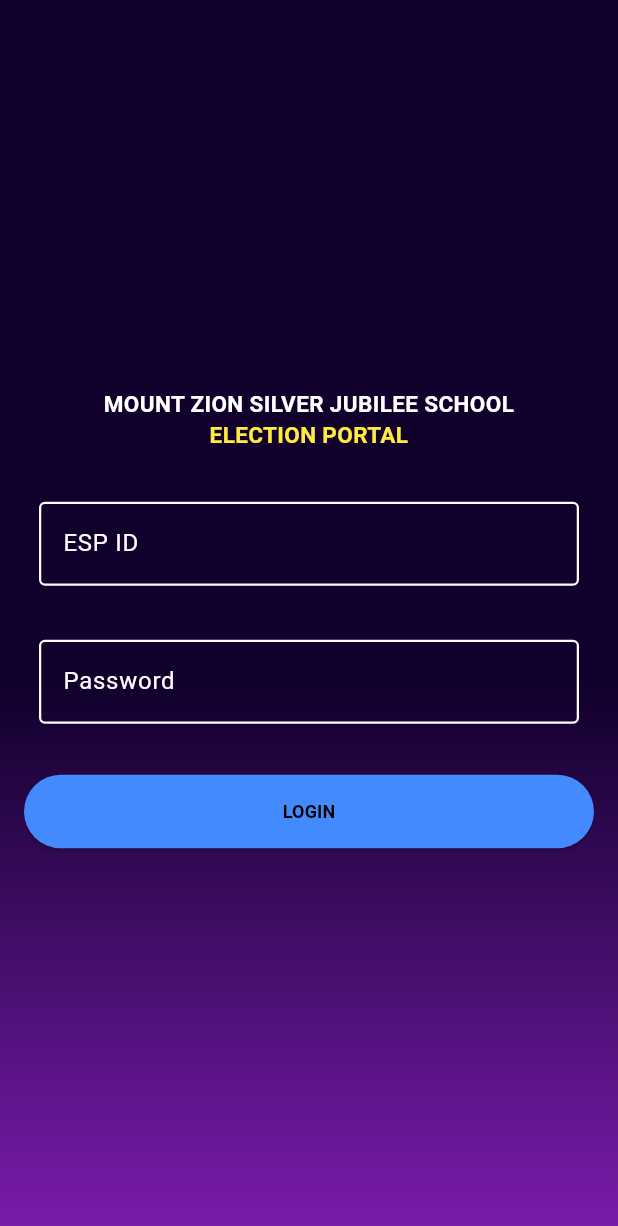
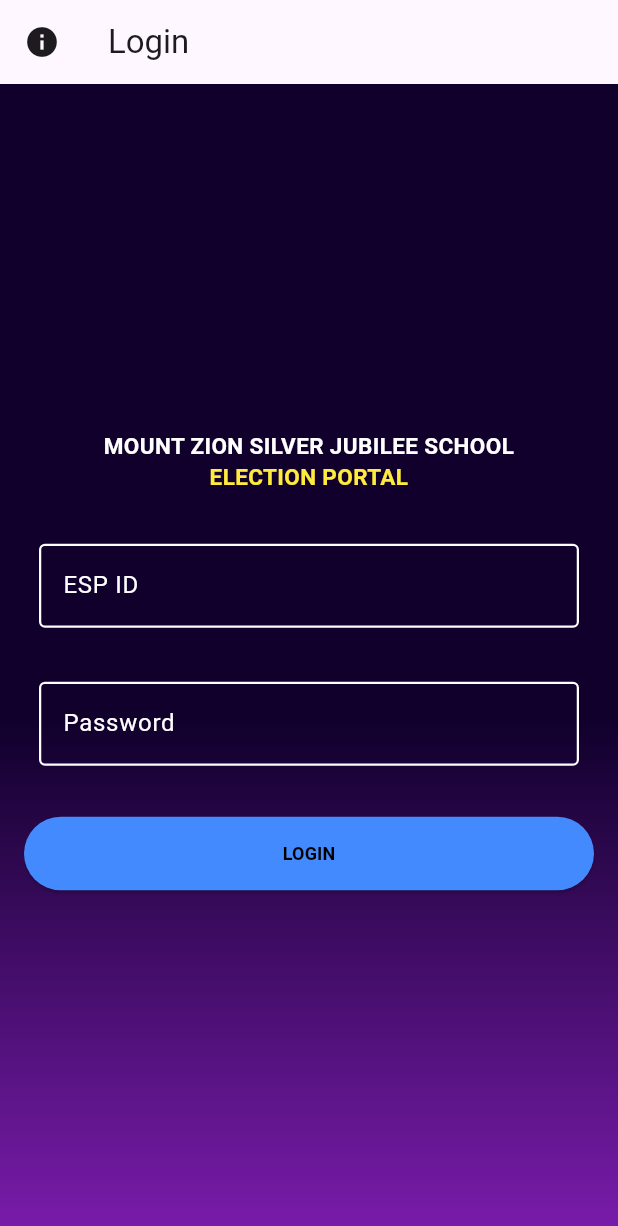
Before and after one commit to Rayan1117/smart_evm, a Flutter app: the screen it shows after launch, on a phone screen of 412 x 824 dp. Shown: the top 1226 px of the screen. Run offline on Flutter 3.47's test engine with Material 3 defaults, Android fonts, the phone set to English and light mode, and no system bars; our stand-ins replace firebase_core, firebase_database, fl_chart, shared_preferences; accounts and stored records are empty.

Commit message:
implemented user manual

```diff
--- a/lib/login_page/login_page.dart
+++ b/lib/login_page/login_page.dart
@@ -2,6 +2,7 @@ import 'package:flutter/material.dart';
 import 'package:firebase_database/firebase_database.dart';
 import 'package:shared_preferences/shared_preferences.dart';
 import 'package:smart_evm/home_page/home_page.dart';
+import 'package:smart_evm/manual/info.dart';
 
 class LoginPage extends StatefulWidget {
   const LoginPage({super.key});
@@ -29,7 +30,8 @@ class _LoginPageState extends State<LoginPage> {
       String espId = prefs.getString('espId') ?? '';
       Navigator.pushReplacement(
         context,
-        MaterialPageRoute(builder: (context) => CandidateListPage(espId: espId)),
+        MaterialPageRoute(
+            builder: (context) => CandidateListPage(espId: espId)),
       );
     }
   }
@@ -42,7 +44,8 @@ class _LoginPageState extends State<LoginPage> {
       DataSnapshot snapshot = await _database.child(espId).get();
 
       if (snapshot.exists) {
-        Map<dynamic, dynamic> userData = snapshot.value as Map<dynamic, dynamic>;
+        Map<dynamic, dynamic> userData =
+            snapshot.value as Map<dynamic, dynamic>;
 
         if (userData['password'] == password) {
           ScaffoldMessenger.of(context).showSnackBar(
@@ -76,9 +79,98 @@ class _LoginPageState extends State<LoginPage> {
     }
   }
 
+  // Method to display the dialog with the PDF content
+   void _showManualDialog(BuildContext context) {
+  showDialog(
+    context: context,
+    builder: (BuildContext context) {
+      // Use MediaQuery to get the screen size
+      final screenHeight = MediaQuery.of(context).size.height;
+      final screenWidth = MediaQuery.of(context).size.width;
+
+      return AlertDialog(
+        backgroundColor: Color(0xff240046), // Dark purple background color matching the app
+        shape: RoundedRectangleBorder(
+          borderRadius: BorderRadius.circular(20.0), // Rounded corners
+        ),
+        // Set the dialog's height and width to be slightly smaller than the screen size
+        contentPadding: EdgeInsets.zero, // No padding around the dialog
+        insetPadding: EdgeInsets.symmetric(horizontal: 16, vertical: 20), // Slight padding around dialog
+        titlePadding: const EdgeInsets.all(20), // Padding for the title
+        title: const Text(
+          "User Manual",
+          style: TextStyle(
+            color: Colors.white, // White title text to contrast the dark background
+            fontWeight: FontWeight.bold,
+            fontSize: 20.0,
+          ),
+        ),
+        content: Container(
+          height: screenHeight * 0.85, // 85% of screen height
+          width: screenWidth * 0.95, // 95% of screen width
+          padding: const EdgeInsets.symmetric(horizontal: 20, vertical: 15), // Padding inside the dialog
+          decoration: BoxDecoration(
+            color: Color(0xff3e065f), // Slightly lighter purple for the content area
+            borderRadius: BorderRadius.circular(20.0), // Match the rounded corners of the dialog
+          ),
+          child: Scrollbar(
+            thumbVisibility: true,
+            child: SingleChildScrollView(
+              padding: const EdgeInsets.all(16.0), // Padding inside the scrollable content
+              child: Text(
+                Info().info, // The manual text
+                style: const TextStyle(
+                  fontSize: 14,
+                  color: Colors.white70, // Off-white text for readability
+                  height: 1.5, // Line height for readability
+                ),
+              ),
+            ),
+          ),
+        ),
+        actions: [
+          Padding(
+            padding: const EdgeInsets.only(right: 10.0, bottom: 10.0),
+            child: TextButton(
+              style: TextButton.styleFrom(
+                padding: const EdgeInsets.symmetric(horizontal: 20.0, vertical: 10.0),
+                backgroundColor: Color(0xff7A1CAC), // Button color matching the gradient in the app
+                shape: RoundedRectangleBorder(
+                  borderRadius: BorderRadius.circular(10.0), // Rounded button
+                ),
+              ),
+              onPressed: () {
+                Navigator.of(context).pop(); // Close the dialog
+              },
+              child: const Text(
+                "Close",
+                style: TextStyle(
+                  fontSize: 16,
+                  fontWeight: FontWeight.bold,
+                  color: Colors.white, // White button text for contrast
+                ),
+              ),
+            ),
+          ),
+        ],
+      );
+    },
+  );
+}
+
   @override
   Widget build(BuildContext context) {
     return Scaffold(
+      appBar: AppBar(
+        title: Text('Login'),
+        leading: IconButton(
+          icon: Icon(Icons.info),
+          tooltip: 'Download Manual',
+          onPressed: () {
+            _showManualDialog(context); // Show the manual when pressed
+          },
+        ),
+      ),
       body: Container(
         // Gradient background
         decoration: const BoxDecoration(
@@ -118,20 +210,20 @@ class _LoginPageState extends State<LoginPage> {
                   child: TextField(
                     controller: _espIdController,
                     style: const TextStyle(color: Colors.white),
-                    decoration: InputDecoration(
-                      enabledBorder: const OutlineInputBorder(
+                    decoration:const InputDecoration(
+                      enabledBorder: OutlineInputBorder(
                         borderSide: BorderSide(color: Colors.white, width: 1.5),
                       ),
-                      border: const OutlineInputBorder(
+                      border: OutlineInputBorder(
                         borderSide: BorderSide(color: Colors.white, width: 1.5),
                       ),
-                      focusedBorder: const OutlineInputBorder(
+                      focusedBorder: OutlineInputBorder(
                         borderSide: BorderSide(color: Colors.white, width: 1.5),
                       ),
                       labelText: 'ESP ID',
                       hintText: 'Enter ESP ID',
-                      hintStyle: const TextStyle(color: Colors.white),
-                      labelStyle: const TextStyle(color: Colors.white),
+                      hintStyle: TextStyle(color: Colors.white),
+                      labelStyle: TextStyle(color: Colors.white),
                     ),
                   ),
                 ),
@@ -142,18 +234,18 @@ class _LoginPageState extends State<LoginPage> {
                     controller: _passwordController,
                     style: const TextStyle(color: Colors.white),
                     obscureText: true,
-                    decoration: InputDecoration(
-                      enabledBorder: const OutlineInputBorder(
+                    decoration:const InputDecoration(
+                      enabledBorder: OutlineInputBorder(
                         borderSide: BorderSide(color: Colors.white, width: 1.5),
                       ),
-                      border: const OutlineInputBorder(),
-                      focusedBorder: const OutlineInputBorder(
+                      border: OutlineInputBorder(),
+                      focusedBorder: OutlineInputBorder(
                         borderSide: BorderSide(color: Colors.white, width: 1.5),
                       ),
                       labelText: 'Password',
                       hintText: 'Enter Password',
-                      hintStyle: const TextStyle(color: Colors.white),
-                      labelStyle: const TextStyle(color: Colors.white),
+                      hintStyle: TextStyle(color: Colors.white),
+                      labelStyle: TextStyle(color: Colors.white),
                     ),
                   ),
                 ),
--- /dev/null
+++ b/lib/manual/info.dart
@@ -0,0 +1,91 @@
+class Info {
+ String info = '''
+User Manual for Smart EVM - Electronic Voting Machine
+
+Overview:
+The Smart Electronic Voting Machine (EVM) utilizes an ESP32 microcontroller to allow voting with 8 buttons—4 for boys and 4 for girls. The system features indicator LEDs for power status, Wi-Fi connection, and vote confirmation. Votes are only sent to the database after the ESP32 resets its configuration to accept the next vote, ensuring a seamless voting experience.
+
+1. Getting Started
+1.1 Hardware Requirements:
+- ESP32 Board: The core controller for the voting machine.
+- USB Type-B Cable: For powering the ESP32.
+- 8 Buttons:
+  - 4 buttons for boys.
+  - 4 buttons for girls.
+- LED Indicators:
+  - 1 LED for power status.
+  - 1 LED for Wi-Fi connection status.
+  - 8 LEDs next to the buttons for vote confirmation.
+- Power Source: 5V, usually from a USB adapter or power bank.
+
+1.2 Setting Up the Hardware:
+1. Connecting the ESP32:
+   - Connect the ESP32 to a power source using the USB Type-B cable.
+   - The power LED will light up, indicating that the system is powered on.
+
+2. Wi-Fi Connection:
+   - The ESP32 will connect to the configured Wi-Fi network.
+   - The Wi-Fi LED will turn on when the connection is established.
+
+3. Button Setup:
+   - The system features 8 buttons for voting, labeled as follows:
+     - Boys: Boy 1, Boy 2, Boy 3, Boy 4.
+     - Girls: Girl 1, Girl 2, Girl 3, Girl 4.
+   - Each button has an associated LED that lights up when a vote is cast for that candidate.
+
+2. How to Vote
+2.1 Step-by-Step Voting Process:
+1. Powering On:
+   - Connect the ESP32 to a power source using the USB Type-B cable.
+   - The power LED will indicate that the system is ready.
+
+2. Wi-Fi Connection:
+   - Wait for the ESP32 to connect to the Wi-Fi. The Wi-Fi LED will light up when connected.
+
+3. Voting:
+   - Select a boy: Press one of the first 4 buttons for boys. The LED next to the button will turn on, confirming the vote.
+   - Select a girl: Press one of the second 4 buttons for girls. The LED next to the button will turn on, confirming the vote.
+
+4. Vote Submission:
+   - Once both a boy and a girl are selected, the ESP32 will reset its configuration via the web server to prepare for the next vote.
+   - After the reset, the votes are sent to the database, ensuring the information is recorded securely.
+   - The system will reset for the next voter.
+
+3. Viewing Voting Results Online
+3.1 Steps to Access Results:
+1. Visit the Website:
+   - Open your web browser and go to smartevm.in/login.
+
+2. Log In:
+   - Enter your ESP ID in the format NEVMxxxx (e.g., NEVM1012) to view the voting results.
+
+4. Troubleshooting
+4.1 Common Issues and Solutions:
+- No Power LED:
+   - Ensure the USB cable is securely connected.
+   - Check that the power supply is functioning and providing 5V.
+
+- Wi-Fi LED Not Turning On:
+   - Verify that the Wi-Fi credentials are correctly configured on the ESP32.
+   - Ensure the Wi-Fi network is available and stable.
+
+- Button LEDs Not Turning On:
+   - Inspect the button wiring to ensure proper connection to the ESP32.
+   - Confirm that you are selecting only one candidate from each category.
+
+- Unable to Log In Online:
+   - Double-check the ESP ID format (e.g., NEVM1012).
+   - Ensure that your internet connection is stable.
+
+5. Important Notes:
+- One Vote Per User:
+   - Each voter is allowed to cast one vote for a boy and one for a girl per session. Ensure your selections are final.
+
+- LED Indicators:
+   - LEDs next to the buttons provide confirmation of your vote. If the LED does not illuminate after pressing, check wiring and power.
+
+- Web Server Reset:
+   - The ESP32’s web server resets the configuration to prepare for the next vote, ensuring no duplicate votes are recorded.
+''';
+
+}
--- a/pubspec.yaml
+++ b/pubspec.yaml
@@ -42,6 +42,7 @@ dependencies:
   hive_flutter: ^1.1.0
   fl_chart: ^0.69.0
   intl: ^0.19.0
+  flutter_pdfview: ^1.3.3
 
 dev_dependencies:
   flutter_test:
@@ -74,6 +75,7 @@ flutter:
     - assets/c5.jpeg.jpg
     - assets/c6.jpeg.jpg
     - assets/c7.jpeg.jpg
+    - assets/manual/User Manual  for Smart EVM -Electronic Voting Machine.pdf
 
 
   # An image asset can refer to one or more resolution-specific "variants", see
```
Also changed, not shown: pubspec.lock.
